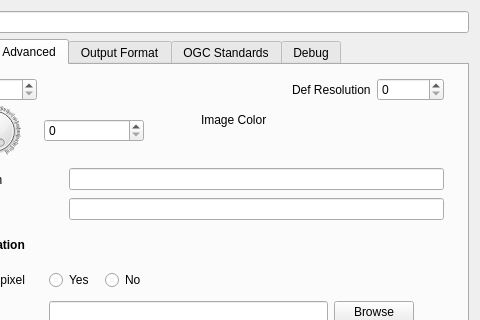
Before: the Qt Designer form mapsettings.ui in QMapfileEditor/QMapfileEditor, drawn with Qt 5; both pictures show x 120 to 600 and y 0 to 320 of the 600 by 500 pixel window.
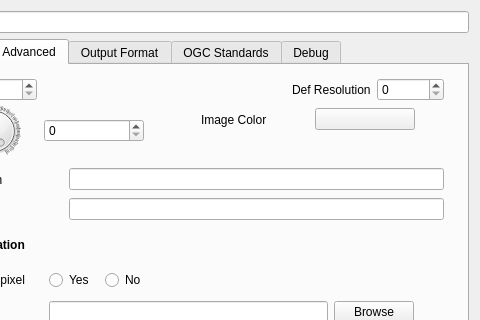
After: the same form once the commit is applied. The open tabs and pages were chosen to show the change. Icons and pictures are not drawn.

Commit message: Improve imagecolor bouton

```diff
--- a/mapsettings.ui
+++ b/mapsettings.ui
@@ -873,7 +873,7 @@
            <bool>false</bool>
           </property>
           <property name="flat">
-           <bool>true</bool>
+           <bool>false</bool>
           </property>
          </widget>
         </item>
```
